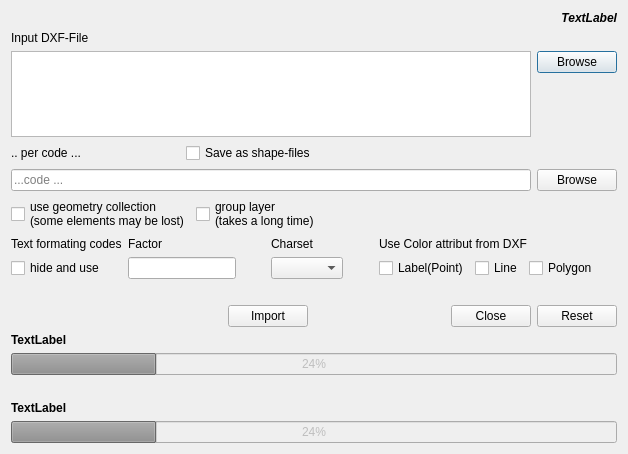
Above: uiADXF2Shape.ui from klokan/AnotherDXF2Shape before the change. Below: the same form after it.
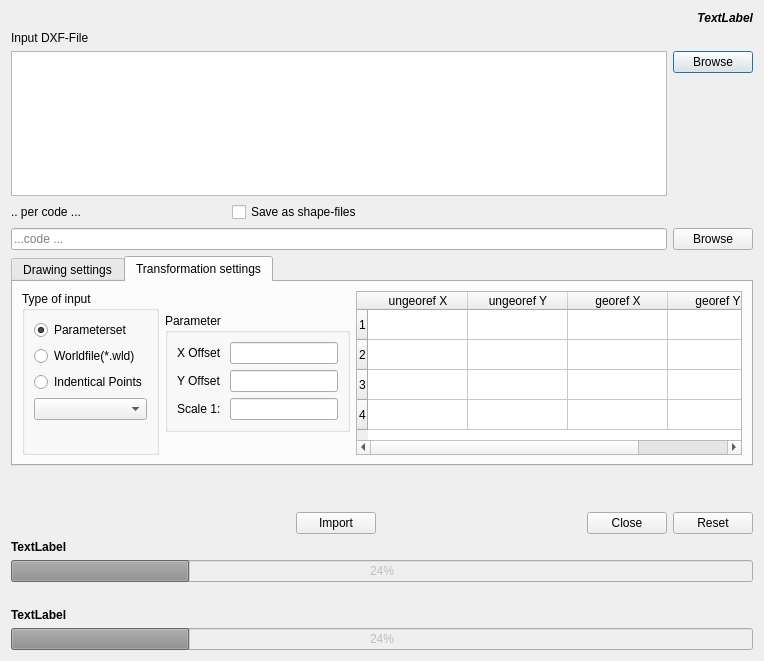
That is the form after the change. Icons and pictures are not drawn.

```diff
--- a/uiADXF2Shape.ui
+++ b/uiADXF2Shape.ui
@@ -6,8 +6,8 @@
    <rect>
     <x>0</x>
     <y>0</y>
-    <width>628</width>
-    <height>454</height>
+    <width>764</width>
+    <height>661</height>
    </rect>
   </property>
   <property name="sizePolicy">
@@ -19,7 +19,7 @@
   <property name="windowTitle">
    <string>EZUSoft: Another DXF Import / DXF2Shape Converter</string>
   </property>
-  <layout class="QVBoxLayout" name="verticalLayout_2">
+  <layout class="QVBoxLayout" name="verticalLayout_7">
    <item>
     <widget class="QLabel" name="lbGDAL">
      <property name="font">
@@ -134,8 +134,81 @@
     </layout>
    </item>
    <item>
-    <layout class="QGridLayout" name="gridLayout_3" rowstretch="0">
-     <item row="0" column="0" alignment="Qt::AlignTop">
+    <widget class="QTabWidget" name="tabSetting">
+     <property name="sizePolicy">
+      <sizepolicy hsizetype="Expanding" vsizetype="Expanding">
+       <horstretch>0</horstretch>
+       <verstretch>0</verstretch>
+      </sizepolicy>
+     </property>
+     <property name="minimumSize">
+      <size>
+       <width>641</width>
+       <height>0</height>
+      </size>
+     </property>
+     <property name="currentIndex">
+      <number>1</number>
+     </property>
+     <widget class="QWidget" name="tabDesign">
+      <attribute name="title">
+       <string>Drawing settings</string>
+      </attribute>
+      <layout class="QVBoxLayout" name="verticalLayout_6">
+       <item>
+        <widget class="QCheckBox" name="chkTransform">
+         <property name="text">
+          <string>Use coordinate transformation</string>
+         </property>
+        </widget>
+       </item>
+       <item>
+        <spacer name="verticalSpacer_3">
+         <property name="orientation">
+          <enum>Qt::Vertical</enum>
+         </property>
+         <property name="sizeHint" stdset="0">
+          <size>
+           <width>20</width>
+           <height>40</height>
+          </size>
+         </property>
+        </spacer>
+       </item>
+       <item>
+        <layout class="QGridLayout" name="gridLayout_3" rowstretch="0,0">
+         <item row="1" column="2">
+          <layout class="QVBoxLayout" name="verticalLayout_5">
+           <item>
+            <spacer name="horizontalSpacer_2">
+             <property name="orientation">
+              <enum>Qt::Horizontal</enum>
+             </property>
+             <property name="sizeHint" stdset="0">
+              <size>
+               <width>40</width>
+               <height>20</height>
+              </size>
+             </property>
+            </spacer>
+           </item>
+          </layout>
+         </item>
+         <item row="1" column="1">
+          <widget class="QCheckBox" name="chkLay">
+           <property name="sizePolicy">
+            <sizepolicy hsizetype="Fixed" vsizetype="Fixed">
+             <horstretch>0</horstretch>
+             <verstretch>0</verstretch>
+            </sizepolicy>
+           </property>
+           <property name="text">
+            <string>group layer
+(takes a long time)</string>
+           </property>
+          </widget>
+         </item>
+         <item row="1" column="0" alignment="Qt::AlignTop">
       <widget class="QCheckBox" name="chkCol">
        <property name="sizePolicy">
         <sizepolicy hsizetype="Fixed" vsizetype="Fixed">
@@ -150,47 +223,15 @@
         <locale language="English" country="UnitedStates"/>
        </property>
        <property name="text">
-        <string>use geometry collection
-(some elements may be lost)</string>
+            <string>use geometry collection 
+(some elements may be lost)
+</string>
        </property>
       </widget>
      </item>
-     <item row="0" column="1">
-      <widget class="QCheckBox" name="chkLay">
-       <property name="sizePolicy">
-        <sizepolicy hsizetype="Fixed" vsizetype="Fixed">
-         <horstretch>0</horstretch>
-         <verstretch>0</verstretch>
-        </sizepolicy>
-       </property>
-       <property name="text">
-        <string>group layer
-(takes a long time)</string>
-       </property>
-      </widget>
-     </item>
-     <item row="0" column="2">
-      <layout class="QVBoxLayout" name="verticalLayout_5">
-       <item>
-        <spacer name="horizontalSpacer_2">
-         <property name="orientation">
-          <enum>Qt::Horizontal</enum>
-         </property>
-         <property name="sizeHint" stdset="0">
-          <size>
-           <width>40</width>
-           <height>20</height>
-          </size>
-         </property>
-        </spacer>
-       </item>
-      </layout>
-     </item>
-    </layout>
-   </item>
+        </layout>
+       </item>
    <item>
-    <layout class="QGridLayout" name="gridLayout_7">
-     <item row="0" column="0">
       <layout class="QGridLayout" name="gridLayout_6">
        <item row="1" column="2">
         <spacer name="horizontalSpacer_4">
@@ -326,7 +367,203 @@
        </item>
       </layout>
      </item>
-     <item row="0" column="2">
+       <item>
+        <spacer name="verticalSpacer_4">
+         <property name="orientation">
+          <enum>Qt::Vertical</enum>
+         </property>
+         <property name="sizeHint" stdset="0">
+          <size>
+           <width>20</width>
+           <height>40</height>
+          </size>
+         </property>
+        </spacer>
+       </item>
+      </layout>
+      <zorder>chkTransform</zorder>
+      <zorder>verticalSpacer_3</zorder>
+      <zorder>verticalSpacer_4</zorder>
+     </widget>
+     <widget class="QWidget" name="tabTransform">
+      <attribute name="title">
+       <string>Transformation settings</string>
+      </attribute>
+      <layout class="QVBoxLayout" name="verticalLayout_4">
+       <item>
+        <layout class="QGridLayout" name="gridLayout_11">
+         <item row="0" column="0">
+          <layout class="QHBoxLayout" name="horizontalLayout">
+           <item>
+            <widget class="QGroupBox" name="grpTType">
+             <property name="sizePolicy">
+              <sizepolicy hsizetype="Minimum" vsizetype="Preferred">
+               <horstretch>0</horstretch>
+               <verstretch>0</verstretch>
+              </sizepolicy>
+             </property>
+             <property name="title">
+              <string>Type of input</string>
+             </property>
+             <layout class="QVBoxLayout" name="verticalLayout_2">
+              <item>
+               <widget class="QRadioButton" name="optTParam">
+                <property name="text">
+                 <string>Parameterset</string>
+                </property>
+                <property name="checked">
+                 <bool>true</bool>
+                </property>
+               </widget>
+              </item>
+              <item>
+               <widget class="QRadioButton" name="optTWld">
+                <property name="text">
+                 <string>Worldfile(*.wld)</string>
+                </property>
+               </widget>
+              </item>
+              <item>
+               <widget class="QRadioButton" name="optTPoint">
+                <property name="text">
+                 <string>Indentical Points</string>
+                </property>
+               </widget>
+              </item>
+              <item>
+               <widget class="QComboBox" name="cbTArt"/>
+              </item>
+              <item>
+               <widget class="QLabel" name="lbT4Wld">
+                <property name="text">
+                 <string/>
+                </property>
+               </widget>
+              </item>
+             </layout>
+            </widget>
+           </item>
+           <item>
+            <widget class="QGroupBox" name="grpTParam">
+             <property name="sizePolicy">
+              <sizepolicy hsizetype="Minimum" vsizetype="Fixed">
+               <horstretch>0</horstretch>
+               <verstretch>0</verstretch>
+              </sizepolicy>
+             </property>
+             <property name="title">
+              <string>Parameter</string>
+             </property>
+             <layout class="QVBoxLayout" name="verticalLayout_8">
+              <item>
+               <layout class="QGridLayout" name="gridLayout_5">
+                <item row="0" column="0">
+                 <widget class="QLabel" name="lbTXOff">
+                  <property name="text">
+                   <string>X Offset</string>
+                  </property>
+                 </widget>
+                </item>
+                <item row="0" column="1">
+                 <widget class="QLineEdit" name="leTXOff">
+                  <property name="sizePolicy">
+                   <sizepolicy hsizetype="Fixed" vsizetype="Fixed">
+                    <horstretch>0</horstretch>
+                    <verstretch>0</verstretch>
+                   </sizepolicy>
+                  </property>
+                 </widget>
+                </item>
+                <item row="1" column="0">
+                 <widget class="QLabel" name="lbTYOff">
+                  <property name="text">
+                   <string>Y Offset</string>
+                  </property>
+                 </widget>
+                </item>
+                <item row="1" column="1">
+                 <widget class="QLineEdit" name="leTYOff">
+                  <property name="sizePolicy">
+                   <sizepolicy hsizetype="Fixed" vsizetype="Fixed">
+                    <horstretch>0</horstretch>
+                    <verstretch>0</verstretch>
+                   </sizepolicy>
+                  </property>
+                 </widget>
+                </item>
+                <item row="2" column="0">
+                 <widget class="QLabel" name="lbTScale">
+                  <property name="text">
+                   <string>Scale 1: </string>
+                  </property>
+                 </widget>
+                </item>
+                <item row="2" column="1">
+                 <widget class="QLineEdit" name="leTScale">
+                  <property name="sizePolicy">
+                   <sizepolicy hsizetype="Fixed" vsizetype="Fixed">
+                    <horstretch>0</horstretch>
+                    <verstretch>0</verstretch>
+                   </sizepolicy>
+                  </property>
+                 </widget>
+                </item>
+               </layout>
+              </item>
+             </layout>
+            </widget>
+           </item>
+          </layout>
+         </item>
+         <item row="0" column="1">
+          <widget class="QTableWidget" name="tabTPoints">
+           <property name="sizePolicy">
+            <sizepolicy hsizetype="Expanding" vsizetype="Expanding">
+             <horstretch>0</horstretch>
+             <verstretch>0</verstretch>
+            </sizepolicy>
+           </property>
+           <property name="rowCount">
+            <number>4</number>
+           </property>
+           <property name="columnCount">
+            <number>4</number>
+           </property>
+           <row/>
+           <row/>
+           <row/>
+           <row/>
+           <column>
+            <property name="text">
+             <string>ungeoref X</string>
+            </property>
+           </column>
+           <column>
+            <property name="text">
+             <string>ungeoref Y</string>
+            </property>
+           </column>
+           <column>
+            <property name="text">
+             <string>georef X</string>
+            </property>
+           </column>
+           <column>
+            <property name="text">
+             <string>georef Y</string>
+            </property>
+           </column>
+          </widget>
+         </item>
+        </layout>
+       </item>
+      </layout>
+     </widget>
+    </widget>
+   </item>
+   <item>
+    <layout class="QGridLayout" name="gridLayout_7">
+     <item row="0" column="1">
       <spacer name="horizontalSpacer">
        <property name="orientation">
         <enum>Qt::Horizontal</enum>
```
Left out of the diff: 3 changed lines with no effect on the pictures. Lines whose indentation alone changed are shown as unchanged.
